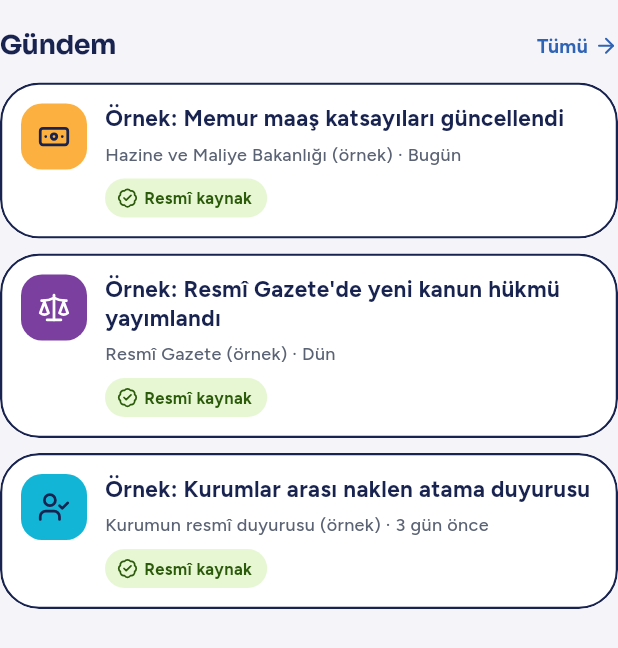
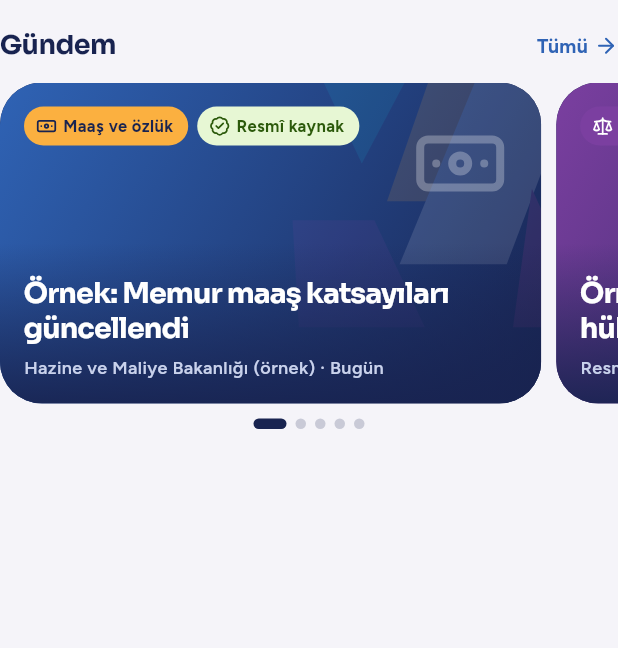
Before and after one commit to oguzhanterzioglu00/claudeproje, a Flutter app: the GundemBolumu widget shown alone on an empty page, opened directly, on a phone screen of 412 x 824 dp. Shown: the top 648 px of the screen. Run offline on Flutter 3.47's test engine with Material 3 defaults, Android fonts, the phone set to English and light mode, and no system bars; our stand-ins replace image_picker, lucide_icons_flutter, shared_preferences; accounts and stored records are empty.

Commit message:
Görselli haber slaytları (ana sayfa ve maaş ekranı), Kaynağı aç bağlantıları
- HaberSlaytlari: kaydırmalı, otomatik ilerleyen (dokununca durur, hareketi azalt ve gizli sekmede ilerlemez)
- HaberKapagi: ağ görseli varsa yüklenir; yoksa/başarısızsa türe göre çizilmiş kapak
- Ana sayfada Gündem, maaş ekranında 'Maaş ve mevzuat haberleri' bölümü
- url_launcher ile Kaynağı aç (yalnızca https; bağlantısı olmayan içerikte pasif)
- Testler (171)

Co-Authored-By: Claude Sonnet 5.5 <noreply@anthropic.com>
Claude-Session: https://claude.ai/code/session_01UKT5aigMj3Davas95ea2A5

```diff
--- a/lib/features/haberler/gundem_bolumu.dart
+++ b/lib/features/haberler/gundem_bolumu.dart
@@ -5,22 +5,30 @@ import '../../core/tema.dart';
 import '../../core/yukselen.dart';
 import 'haber_kaynagi.dart';
 import 'haber_modeli.dart';
+import 'haber_slaytlari.dart';
 import 'haberler_sayfasi.dart';
 
-/// Ana sayfadaki "Gündem" bölümü: en yeni [adet] haber ve "Tümü" bağlantısı.
-/// Haberler yüklenemezse ana sayfayı bozmaz; bölüm sessizce gizlenir.
+/// Görselli haber slaytları bölümü: ana sayfadaki "Gündem" ve maaş ekranındaki
+/// "Maaş ve özlük haberleri". [turler] verilirse yalnızca o türler gösterilir.
+/// Haberler yüklenemez ya da boşsa bölüm sessizce gizlenir.
 class GundemBolumu extends StatefulWidget {
   const GundemBolumu({
     super.key,
     this.kaynak = const OrnekHaberKaynagi(),
     this.bugun,
-    this.adet = 3,
+    this.adet = 5,
+    this.baslik = 'Gündem',
+    this.turler,
+    this.otomatik = true,
     this.kaynagiAc,
   });
 
   final HaberKaynagi kaynak;
   final DateTime? bugun;
   final int adet;
+  final String baslik;
+  final Set<HaberTuru>? turler;
+  final bool otomatik;
   final ValueChanged<Haber>? kaynagiAc;
 
   @override
@@ -42,9 +50,10 @@ class _GundemBolumuState extends State<GundemBolumu> {
   Widget build(BuildContext context) => FutureBuilder<List<Haber>>(
     future: _haberler,
     builder: (context, snap) {
-          final liste = snap.data;
-          if (liste == null || liste.isEmpty) return const SizedBox.shrink();
-          final gorunen = liste.take(widget.adet).toList();
+      final hepsi = snap.data;
+      if (hepsi == null) return const SizedBox.shrink();
+      final liste = hepsi.where((h) => widget.turler == null || widget.turler!.contains(h.tur)).take(widget.adet).toList();
+      if (liste.isEmpty) return const SizedBox.shrink();
       return Padding(
         padding: const EdgeInsets.only(top: 16),
         child: Yukselen(
@@ -52,8 +61,9 @@ class _GundemBolumuState extends State<GundemBolumu> {
             crossAxisAlignment: CrossAxisAlignment.stretch,
             children: [
               Semantics(
+                container: true,
                 button: true,
-                    label: 'Gündem, tüm haberler',
+                label: '${widget.baslik}, tüm haberler',
                 excludeSemantics: true,
                 onTap: _tumu,
                 child: InkWell(
@@ -63,28 +73,26 @@ class _GundemBolumuState extends State<GundemBolumu> {
                     child: Row(
                       mainAxisAlignment: MainAxisAlignment.spaceBetween,
                       children: [
-                            Text('Gündem',
-                                style: PusulaYazi.baslik(18, agirlik: FontWeight.w700, aralik: -0.4)),
-                            Row(children: [
-                              Text('Tümü',
-                                  style: PusulaYazi.metin(13, renk: PusulaRenk.mavi, agirlik: FontWeight.w700)),
+                        Text(widget.baslik, style: PusulaYazi.baslik(18, agirlik: FontWeight.w700, aralik: -0.4)),
+                        Row(
+                          children: [
+                            Text('Tümü', style: PusulaYazi.metin(13, renk: PusulaRenk.mavi, agirlik: FontWeight.w700)),
                             const SizedBox(width: 4),
                             const Icon(LucideIcons.arrowRight, size: 16, color: PusulaRenk.mavi),
-                            ]),
+                          ],
+                        ),
                       ],
                     ),
                   ),
                 ),
               ),
               const SizedBox(height: 10),
-                  for (final h in gorunen) ...[
-                    HaberKarti(
-                      haber: h,
+              HaberSlaytlari(
+                haberler: liste,
                 bugun: _bugun,
-                      onTap: () => haberAyrintisiAc(context, h, bugun: _bugun, kaynagiAc: widget.kaynagiAc),
+                otomatik: widget.otomatik,
+                onAc: (h) => haberAyrintisiAc(context, h, bugun: _bugun, kaynagiAc: widget.kaynagiAc),
               ),
-                    const SizedBox(height: 10),
-                  ],
             ],
           ),
         ),
--- /dev/null
+++ b/lib/features/haberler/haber_kapagi.dart
@@ -0,0 +1,103 @@
+import 'package:flutter/material.dart';
+import 'package:lucide_icons_flutter/lucide_icons.dart';
+
+import '../../core/tema.dart';
+import '../../core/ucgenler.dart';
+import 'haber_modeli.dart';
+
+/// Haberin tür simgesi ve rengi; liste kartları ve slaytlar ortak kullanır.
+abstract final class HaberGorunumu {
+  static IconData ikon(HaberTuru t) => switch (t) {
+    HaberTuru.mevzuat => LucideIcons.scale,
+    HaberTuru.maas => LucideIcons.banknote,
+    HaberTuru.duyuru => LucideIcons.megaphone,
+    HaberTuru.atama => LucideIcons.userCheck,
+  };
+
+  static Color renk(HaberTuru t) => switch (t) {
+    HaberTuru.mevzuat => PusulaRenk.mor,
+    HaberTuru.maas => PusulaRenk.amber,
+    HaberTuru.duyuru => PusulaRenk.mavi,
+    HaberTuru.atama => PusulaRenk.turkuaz,
+  };
+
+  static Color ikonRengi(HaberTuru t) => switch (t) {
+    HaberTuru.mevzuat || HaberTuru.duyuru => PusulaRenk.beyaz,
+    HaberTuru.maas || HaberTuru.atama => PusulaRenk.lacivert,
+  };
+
+  /// Kapak çiziminin koyu degrade renkleri (üzerine beyaz yazı okunur).
+  static (Color, Color) degrade(HaberTuru t) => switch (t) {
+    HaberTuru.mevzuat => (PusulaRenk.mor, PusulaRenk.lacivert),
+    HaberTuru.maas => (PusulaRenk.mavi, PusulaRenk.lacivert),
+    HaberTuru.duyuru => (PusulaRenk.lacivert, PusulaRenk.mavi),
+    HaberTuru.atama => (const Color(0xFF0E7C93), PusulaRenk.lacivert),
+  };
+}
+
+/// Haberin kapak görseli: [Haber.gorsel] varsa ağdan yüklenir; yoksa, yüklenirken
+/// ya da hata olursa türe göre çizilmiş kapak gösterilir (uygulama görselsiz de güzel görünür).
+class HaberKapagi extends StatelessWidget {
+  const HaberKapagi({super.key, required this.haber});
+
+  final Haber haber;
+
+  @override
+  Widget build(BuildContext context) {
+    final cizim = _CizimKapak(tur: haber.tur);
+    final adres = haber.gorsel;
+    if (adres == null) return cizim;
+    return Stack(
+      fit: StackFit.expand,
+      children: [
+        cizim,
+        Image.network(
+          adres.toString(),
+          fit: BoxFit.cover,
+          gaplessPlayback: true,
+          excludeFromSemantics: true,
+          errorBuilder: (context, hata, iz) => const SizedBox.shrink(),
+          frameBuilder: (context, child, kare, senkron) => AnimatedOpacity(
+            opacity: kare == null ? 0 : 1,
+            duration: const Duration(milliseconds: 400),
+            child: child,
+          ),
+        ),
+      ],
+    );
+  }
+}
+
+class _CizimKapak extends StatelessWidget {
+  const _CizimKapak({required this.tur});
+
+  final HaberTuru tur;
+
+  @override
+  Widget build(BuildContext context) {
+    final (a, b) = HaberGorunumu.degrade(tur);
+    return DecoratedBox(
+      decoration: BoxDecoration(
+        gradient: LinearGradient(begin: Alignment.topLeft, end: Alignment.bottomRight, colors: [a, b]),
+      ),
+      child: Stack(
+        fit: StackFit.expand,
+        children: [
+          const Positioned(
+            right: -40,
+            top: -30,
+            child: Opacity(
+              opacity: 0.12,
+              child: PusulaUcgenler(boyut: 210, orta: PusulaRenk.beyaz),
+            ),
+          ),
+          Positioned(
+            right: 22,
+            top: 22,
+            child: Icon(HaberGorunumu.ikon(tur), size: 64, color: PusulaRenk.beyaz.withValues(alpha: 0.28)),
+          ),
+        ],
+      ),
+    );
+  }
+}
--- a/lib/features/haberler/haber_kaynagi.dart
+++ b/lib/features/haberler/haber_kaynagi.dart
@@ -34,6 +34,7 @@ class OrnekHaberKaynagi implements HaberKaynagi {
         ozet: 'Örnek içerik. Gerçek sürümde katsayı duyuruları kaynaktan derlenir; '
             'maaş hesabı bu akıştan değil, doğrulanmış parametre güncellemesinden beslenir.',
         resmiKaynak: true,
+        baglanti: Uri.parse('https://www.hmb.gov.tr'),
       ),
       Haber(
         id: 'h2',
@@ -44,6 +45,7 @@ class OrnekHaberKaynagi implements HaberKaynagi {
         ozet: 'Örnek içerik. Mevzuat değişiklikleri kaynak maddesiyle birlikte gösterilir.',
         resmiKaynak: true,
         otomatikOzet: true,
+        baglanti: Uri.parse('https://www.resmigazete.gov.tr'),
       ),
       Haber(
         id: 'h3',
--- a/lib/features/haberler/haber_modeli.dart
+++ b/lib/features/haberler/haber_modeli.dart
@@ -26,6 +26,7 @@ class Haber {
     this.resmiKaynak = false,
     this.otomatikOzet = false,
     this.baglanti,
+    this.gorsel,
   });
 
   final String id;
@@ -46,6 +47,10 @@ class Haber {
   /// Kaynağın adresi. Yoksa "Kaynağı aç" düğmesi pasif kalır.
   final Uri? baglanti;
 
+  /// Haber görselinin adresi. Yalnızca yayın hakkı olan (ör. kurumun kendi duyurusundaki
+  /// ya da lisanslı) görseller kullanılmalıdır; yoksa ya da yüklenemezse türe göre çizilmiş kapak gösterilir.
+  final Uri? gorsel;
+
   /// "Bugün", "Dün", "3 gün önce", "2 hafta önce", "4 ay önce"; ileri tarih "Bugün" sayılır.
   String zamanEtiketi(DateTime bugun) {
     final b = DateTime(bugun.year, bugun.month, bugun.day);
--- /dev/null
+++ b/lib/features/haberler/haber_slaytlari.dart
@@ -0,0 +1,222 @@
+import 'dart:async';
+
+import 'package:flutter/material.dart';
+import 'package:lucide_icons_flutter/lucide_icons.dart';
+
+import '../../core/bilesenler.dart';
+import '../../core/tema.dart';
+import 'haber_kapagi.dart';
+import 'haber_modeli.dart';
+
+/// Görselli, yana kaydırılan haber slaytları. Kendiliğinden ilerler (kullanıcı
+/// dokununca durur, bir süre sonra devam eder); sistem "hareketi azalt" açıksa
+/// kendiliğinden ilerlemez.
+class HaberSlaytlari extends StatefulWidget {
+  const HaberSlaytlari({
+    super.key,
+    required this.haberler,
+    required this.bugun,
+    required this.onAc,
+    this.otomatik = true,
+    this.yukseklik = 214,
+    this.aralik = const Duration(seconds: 5),
+  });
+
+  final List<Haber> haberler;
+  final DateTime bugun;
+  final ValueChanged<Haber> onAc;
+  final bool otomatik;
+  final double yukseklik;
+
+  /// Kendiliğinden ilerleme aralığı.
+  final Duration aralik;
+
+  @override
+  State<HaberSlaytlari> createState() => _HaberSlaytlariState();
+}
+
+class _HaberSlaytlariState extends State<HaberSlaytlari> {
+  final _kontrol = PageController(viewportFraction: 0.9);
+  Timer? _sayac;
+  int _sayfa = 0;
+  bool _hareketsiz = false;
+
+  int get _sayi => widget.haberler.length;
+
+  @override
+  void didChangeDependencies() {
+    super.didChangeDependencies();
+    _hareketsiz = MediaQuery.disableAnimationsOf(context);
+    _sayaciKur();
+  }
+
+  @override
+  void didUpdateWidget(HaberSlaytlari eski) {
+    super.didUpdateWidget(eski);
+    if (eski.otomatik != widget.otomatik || eski.aralik != widget.aralik || eski.haberler.length != _sayi) {
+      _sayaciKur();
+    }
+  }
+
+  void _sayaciKur() {
+    _sayac?.cancel();
+    _sayac = null;
+    if (!widget.otomatik || _hareketsiz || _sayi < 2) return;
+    _sayac = Timer.periodic(widget.aralik, (_) => _ilerle());
+  }
+
+  void _ilerle() {
+    // Sekme görünür değilse (IndexedStack) ya da yerleşmediyse ilerleme.
+    if (!mounted || !_kontrol.hasClients || _sayi < 2 || !TickerMode.valuesOf(context).enabled) return;
+    final sonraki = (_sayfa + 1) % _sayi;
+    _kontrol.animateToPage(sonraki, duration: const Duration(milliseconds: 500), curve: Curves.easeOutCubic);
+  }
+
+  @override
+  void dispose() {
+    _sayac?.cancel();
+    _kontrol.dispose();
+    super.dispose();
+  }
+
+  @override
+  Widget build(BuildContext context) {
+    if (_sayi == 0) return const SizedBox.shrink();
+    return Column(
+      children: [
+        SizedBox(
+          height: widget.yukseklik,
+          child: NotificationListener<ScrollNotification>(
+            onNotification: (n) {
+              // Kullanıcı sürüklemeye başlayınca otomatik ilerleme durur; bırakınca yeniden kurulur.
+              if (n is ScrollStartNotification && n.dragDetails != null) {
+                _sayac?.cancel();
+              } else if (n is ScrollEndNotification) {
+                _sayaciKur();
+              }
+              return false;
+            },
+            child: PageView.builder(
+              controller: _kontrol,
+              padEnds: false,
+              itemCount: _sayi,
+              onPageChanged: (i) => setState(() => _sayfa = i),
+              itemBuilder: (context, i) => Padding(
+                padding: const EdgeInsets.only(right: 10),
+                child: _Slayt(haber: widget.haberler[i], bugun: widget.bugun, onTap: () => widget.onAc(widget.haberler[i])),
+              ),
+            ),
+          ),
+        ),
+        if (_sayi > 1) ...[
+          const SizedBox(height: 10),
+          Semantics(
+            label: 'Haber ${_sayfa + 1} / $_sayi',
+            excludeSemantics: true,
+            child: Row(
+              mainAxisAlignment: MainAxisAlignment.center,
+              children: [
+                for (var i = 0; i < _sayi; i++)
+                  AnimatedContainer(
+                    duration: _hareketsiz ? Duration.zero : const Duration(milliseconds: 250),
+                    margin: const EdgeInsets.symmetric(horizontal: 3),
+                    width: i == _sayfa ? 22 : 7,
+                    height: 7,
+                    decoration: BoxDecoration(
+                      color: i == _sayfa ? PusulaRenk.lacivert : PusulaRenk.lacivert.withValues(alpha: 0.2),
+                      borderRadius: BorderRadius.circular(4),
+                    ),
+                  ),
+              ],
+            ),
+          ),
+        ],
+      ],
+    );
+  }
+}
+
+class _Slayt extends StatelessWidget {
+  const _Slayt({required this.haber, required this.bugun, required this.onTap});
+
+  final Haber haber;
+  final DateTime bugun;
+  final VoidCallback onTap;
+
+  @override
+  Widget build(BuildContext context) => Semantics(
+    container: true,
+    button: true,
+    label: '${haber.baslik}. ${haber.kaynakAdi}, ${haber.zamanEtiketi(bugun)}',
+    excludeSemantics: true,
+    onTap: onTap,
+    child: ClipRRect(
+      borderRadius: BorderRadius.circular(28),
+      child: Material(
+        color: PusulaRenk.lacivert,
+        child: InkWell(
+          onTap: onTap,
+          child: Stack(
+            fit: StackFit.expand,
+            children: [
+              HaberKapagi(haber: haber),
+              // Yazının okunması için alttan koyulaşan katman.
+              const DecoratedBox(
+                decoration: BoxDecoration(
+                  gradient: LinearGradient(
+                    begin: Alignment.center,
+                    end: Alignment.bottomCenter,
+                    colors: [Color(0x00182350), Color(0xE6182350)],
+                  ),
+                ),
+              ),
+              Padding(
+                padding: const EdgeInsets.all(16),
+                child: Column(
+                  crossAxisAlignment: CrossAxisAlignment.start,
+                  children: [
+                    Row(
+                      children: [
+                        Hap(
+                          haber.tur.etiket,
+                          zemin: HaberGorunumu.renk(haber.tur),
+                          yazi: HaberGorunumu.ikonRengi(haber.tur),
+                          ikon: HaberGorunumu.ikon(haber.tur),
+                          boyut: 11,
+                        ),
+                        if (haber.resmiKaynak) ...[
+                          const SizedBox(width: 6),
+                          const Hap(
+                            'Resmî kaynak',
+                            zemin: PusulaRenk.yesilZemin,
+                            yazi: PusulaRenk.yesilYazi,
+                            ikon: LucideIcons.badgeCheck,
+                            boyut: 11,
+                          ),
+                        ],
+                      ],
+                    ),
+                    const Spacer(),
+                    Text(
+                      haber.baslik,
+                      maxLines: 3,
+                      overflow: TextOverflow.ellipsis,
+                      style: PusulaYazi.baslik(19, renk: PusulaRenk.beyaz, aralik: -0.6).copyWith(height: 1.2),
+                    ),
+                    const SizedBox(height: 6),
+                    Text(
+                      '${haber.kaynakAdi} · ${haber.zamanEtiketi(bugun)}',
+                      maxLines: 1,
+                      overflow: TextOverflow.ellipsis,
+                      style: PusulaYazi.metin(12, renk: const Color(0xFFC9D2EC), agirlik: FontWeight.w600),
+                    ),
+                  ],
+                ),
+              ),
+            ],
+          ),
+        ),
+      ),
+    ),
+  );
+}
--- a/lib/features/haberler/haberler_sayfasi.dart
+++ b/lib/features/haberler/haberler_sayfasi.dart
@@ -1,30 +1,13 @@
 import 'package:flutter/material.dart';
 import 'package:lucide_icons_flutter/lucide_icons.dart';
 
+import '../../core/baglanti.dart';
 import '../../core/bilesenler.dart';
 import '../../core/tema.dart';
 import '../../core/yukselen.dart';
+import 'haber_kapagi.dart';
 import 'haber_kaynagi.dart';
 import 'haber_modeli.dart';
-
-IconData _ikon(HaberTuru t) => switch (t) {
-      HaberTuru.mevzuat => LucideIcons.scale,
-      HaberTuru.maas => LucideIcons.banknote,
-      HaberTuru.duyuru => LucideIcons.megaphone,
-      HaberTuru.atama => LucideIcons.userCheck,
-    };
-
-Color _renk(HaberTuru t) => switch (t) {
-      HaberTuru.mevzuat => PusulaRenk.mor,
-      HaberTuru.maas => PusulaRenk.amber,
-      HaberTuru.duyuru => PusulaRenk.mavi,
-      HaberTuru.atama => PusulaRenk.turkuaz,
-    };
-
-Color _ikonRengi(HaberTuru t) => switch (t) {
-      HaberTuru.mevzuat || HaberTuru.duyuru => PusulaRenk.beyaz,
-      HaberTuru.maas || HaberTuru.atama => PusulaRenk.lacivert,
-    };
 
 /// Haber ayrıntısını alt sayfada açar; ana sayfadaki bölüm ve tam liste ortak kullanır.
 Future<void> haberAyrintisiAc(
@@ -204,8 +187,8 @@ class HaberKarti extends StatelessWidget {
             Container(
               width: 44,
               height: 44,
-              decoration: BoxDecoration(color: _renk(haber.tur), borderRadius: BorderRadius.circular(14)),
-              child: Icon(_ikon(haber.tur), size: 22, color: _ikonRengi(haber.tur)),
+              decoration: BoxDecoration(color: HaberGorunumu.renk(haber.tur), borderRadius: BorderRadius.circular(14)),
+              child: Icon(HaberGorunumu.ikon(haber.tur), size: 22, color: HaberGorunumu.ikonRengi(haber.tur)),
             ),
             const SizedBox(width: 12),
             Expanded(
@@ -288,7 +271,7 @@ class _Ayrinti extends StatelessWidget {
         crossAxisAlignment: CrossAxisAlignment.stretch,
         children: [
           Row(children: [
-            Hap(haber.tur.etiket, zemin: _renk(haber.tur), yazi: _ikonRengi(haber.tur), ikon: _ikon(haber.tur)),
+            Hap(haber.tur.etiket, zemin: HaberGorunumu.renk(haber.tur), yazi: HaberGorunumu.ikonRengi(haber.tur), ikon: HaberGorunumu.ikon(haber.tur)),
             const SizedBox(width: 8),
             if (haber.resmiKaynak)
               const Hap('Resmî kaynak',
@@ -342,7 +325,10 @@ class _Ayrinti extends StatelessWidget {
             yukseklik: 56,
             metin: 'Kaynağı aç',
             ikon: LucideIcons.externalLink,
-            onPressed: kaynagiAc == null ? null : () => kaynagiAc!(haber),
+            // Bağlantısı olmayan haberde düğme pasif; olanda tarayıcıda açılır (testte [kaynagiAc]).
+            onPressed: haber.baglanti == null
+                ? null
+                : () => kaynagiAc != null ? kaynagiAc!(haber) : baglantiAc(context, haber.baglanti),
           ),
         ],
       );
--- a/lib/features/ilanlar/ilan_kaynagi.dart
+++ b/lib/features/ilanlar/ilan_kaynagi.dart
@@ -35,6 +35,7 @@ class OrnekIlanKaynagi implements IlanKaynagi {
         kaynakGuncelleme: gun(-1),
         ozet: 'Örnek ilan metni. Gerçek ilanlarda başvuru şartları ve tarihler kaynaktan derlenir.',
         uyum: 92,
+        baglanti: Uri.parse('https://www.saglik.gov.tr'),
       ),
       KamuIlani(
         id: 'o2',
@@ -59,6 +60,7 @@ class OrnekIlanKaynagi implements IlanKaynagi {
         kaynakAdi: 'İŞKUR (örnek)',
         kaynakGuncelleme: gun(-1),
         uyum: 64,
+        baglanti: Uri.parse('https://www.iskur.gov.tr'),
       ),
       KamuIlani(
         id: 'o4',
@@ -82,6 +84,7 @@ class OrnekIlanKaynagi implements IlanKaynagi {
         kaynakAdi: 'Kurumun resmî duyurusu (örnek)',
         kaynakGuncelleme: gun(-4),
         uyum: 55,
+        baglanti: Uri.parse('https://www.meb.gov.tr'),
       ),
       // Süresi dolmuş: listede görünmemeli.
       KamuIlani(
--- a/lib/features/ilanlar/ilan_modeli.dart
+++ b/lib/features/ilanlar/ilan_modeli.dart
@@ -25,6 +25,7 @@ class KamuIlani {
     required this.kaynakGuncelleme,
     this.ozet = '',
     this.uyum,
+    this.baglanti,
   });
 
   final String id;
@@ -43,6 +44,9 @@ class KamuIlani {
   /// Kullanıcının profiline uyum (0-100); profil yoksa null.
   final int? uyum;
 
+  /// İlanın kaynağındaki adres; yoksa "Kaynağı aç" düğmesi pasif kalır.
+  final Uri? baglanti;
+
   /// [bugun] itibarıyla kalan tam gün; süresi dolduysa negatif.
   int kalanGun(DateTime bugun) {
     final b = DateTime(bugun.year, bugun.month, bugun.day);
--- a/lib/features/ilanlar/ilanlar_sayfasi.dart
+++ b/lib/features/ilanlar/ilanlar_sayfasi.dart
@@ -1,6 +1,7 @@
 import 'package:flutter/material.dart';
 import 'package:lucide_icons_flutter/lucide_icons.dart';
 
+import '../../core/baglanti.dart';
 import '../../core/bilesenler.dart';
 import '../../core/metin.dart';
 import '../../core/tema.dart';
@@ -458,7 +459,10 @@ class _Ayrinti extends StatelessWidget {
             yukseklik: 56,
             metin: 'Kaynağı aç',
             ikon: LucideIcons.externalLink,
-            onPressed: kaynagiAc == null ? null : () => kaynagiAc!(ilan),
+            // Bağlantısı olmayan ilanda düğme pasif; olanda tarayıcıda açılır (testte [kaynagiAc]).
+            onPressed: ilan.baglanti == null
+                ? null
+                : () => kaynagiAc != null ? kaynagiAc!(ilan) : baglantiAc(context, ilan.baglanti),
           ),
         ],
       );
--- a/lib/features/maas/presentation/maas_sayfasi.dart
+++ b/lib/features/maas/presentation/maas_sayfasi.dart
@@ -20,6 +20,7 @@ class MaasSayfasi extends StatefulWidget {
     this.baslangic = const MaasGirdisi(derece: 8, kademe: 3, hizmetYili: 10),
     this.kayitliGirdi,
     this.kaydet,
+    this.haberler,
   });
 
   final MemurMaasHesaplayici hesaplayici;
@@ -33,6 +34,9 @@ class MaasSayfasi extends StatefulWidget {
 
   /// "Profilime kaydet" düğmesi; boşsa düğme gösterilmez.
   final ValueChanged<MaasGirdisi>? kaydet;
+
+  /// Sayfanın altında gösterilen haber bölümü (isteğe bağlı).
+  final Widget? haberler;
 
   @override
   State<MaasSayfasi> createState() => _MaasSayfasiState();
@@ -235,6 +239,7 @@ class _MaasSayfasiState extends State<MaasSayfasi> {
               ],
             ),
           ],
+          if (widget.haberler != null) widget.haberler!,
         ],
       ),
     );
```
Also changed, not shown: lib/core/baglanti.dart (added, +35 -0 lines), lib/features/kabuk/pusula_kabugu.dart (+13 -1 lines), 4 other files. Lines whose indentation alone changed are shown as unchanged.
